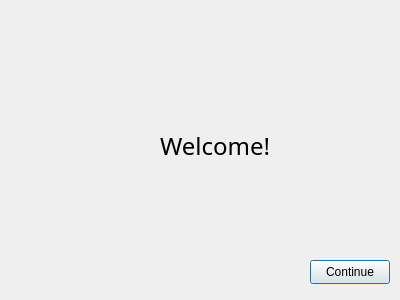
Qt form assignment9/welcomescreen.ui (UofU-CS3505/cs3505-assignment9-Figodes) before a commit.
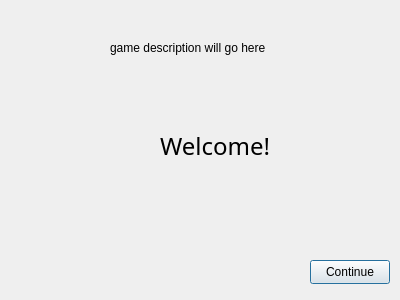
The same form after that commit.

Commit message:
added temp description to start screen.
full description to come when game is completed

```diff
--- a/assignment9/welcomescreen.ui
+++ b/assignment9/welcomescreen.ui
@@ -45,6 +45,19 @@
     <string>Continue</string>
    </property>
   </widget>
+  <widget class="QLabel" name="gameDescription">
+   <property name="geometry">
+    <rect>
+     <x>110</x>
+     <y>40</y>
+     <width>201</width>
+     <height>16</height>
+    </rect>
+   </property>
+   <property name="text">
+    <string>game description will go here</string>
+   </property>
+  </widget>
  </widget>
  <resources/>
  <connections/>
```
The commit also changes 2 other files.
